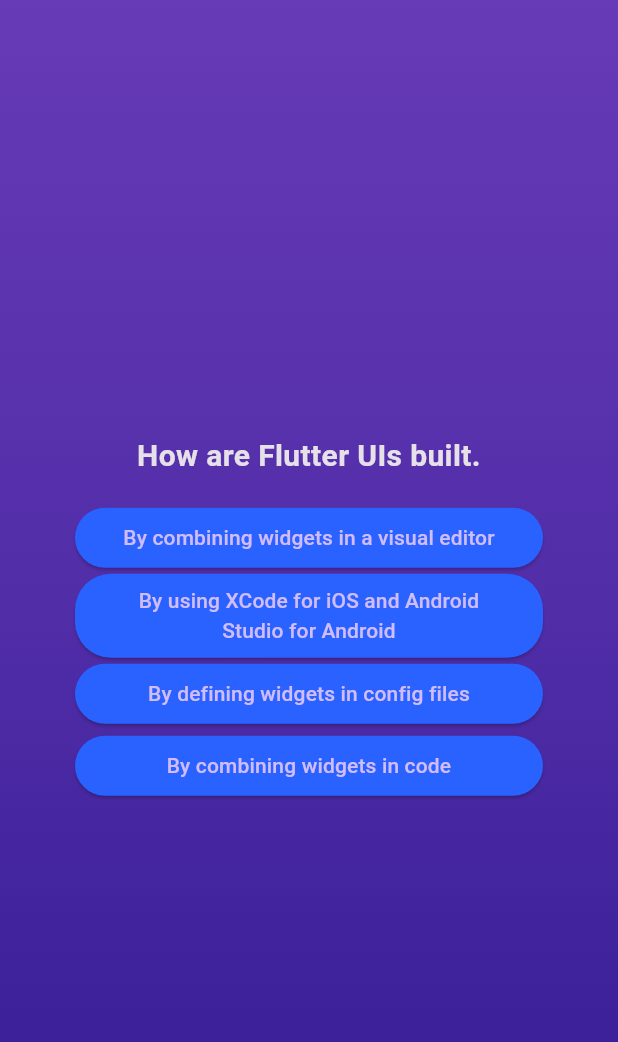
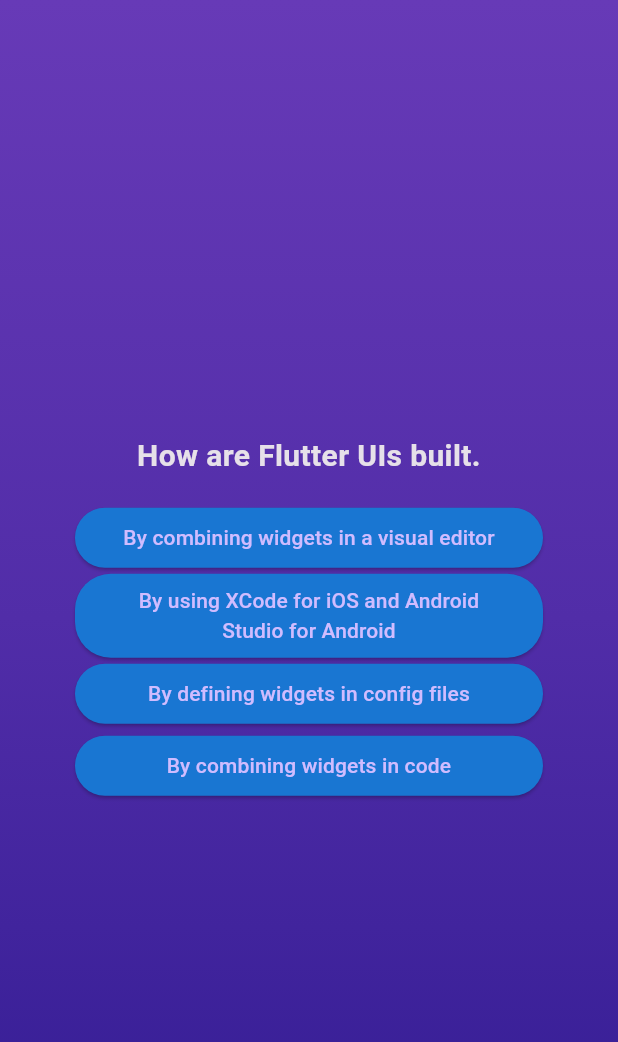
Before and after one commit to Eoic/simple-flutter-apps, a Flutter app: the screen it shows after launch, after a tap on "Start a quiz!", after a tap on "Components", on a phone screen of 412 x 824 dp. Shown: the top 1042 px of the screen. Run offline on Flutter 3.47's test engine with Material 3 defaults, Android fonts, the phone set to English and light mode, and no system bars; our stand-ins replace google_fonts.

```diff
--- a/quiz/lib/components/answer_button.dart
+++ b/quiz/lib/components/answer_button.dart
@@ -15,7 +15,7 @@ class AnswerButton extends StatelessWidget {
     return ElevatedButton(
       onPressed: onTap,
       style: ElevatedButton.styleFrom(
-        backgroundColor: Colors.blueAccent.shade700,
+        backgroundColor: Colors.blue.shade700,
         padding: const EdgeInsets.symmetric(
           horizontal: 32.0,
           vertical: 8.0,
--- a/quiz/lib/quiz.dart
+++ b/quiz/lib/quiz.dart
@@ -1,6 +1,8 @@
 import 'package:flutter/material.dart';
+import 'package:quiz/models/question.dart';
 import 'package:quiz/screens/questions_screen.dart';
 import 'package:quiz/screens/landing_screen.dart';
+import 'package:quiz/screens/results_screen.dart';
 
 class Quiz extends StatefulWidget {
   const Quiz({super.key});
@@ -13,11 +15,30 @@ class Quiz extends StatefulWidget {
 
 class _Quiz extends State<Quiz> {
   Widget? activeScreen;
+  List<Answer> selectedAnswers = [];
 
   void startQuiz() {
     setState(() {
-      activeScreen = const QuestionsScreen();
+      activeScreen = QuestionsScreen(chooseAnswer, endQuiz);
     });
+  }
+
+  void restartQuiz() {
+    setState(() {
+      selectedAnswers = [];
+      activeScreen = QuestionsScreen(chooseAnswer, endQuiz);
+    });
+  }
+
+  void endQuiz() {
+    setState(() {
+      activeScreen = ResultsScreen(selectedAnswers, restartQuiz);
+      selectedAnswers = [];
+    });
+  }
+
+  void chooseAnswer(Answer answer) {
+    selectedAnswers.add(answer);
   }
 
   @override
--- a/quiz/lib/screens/landing_screen.dart
+++ b/quiz/lib/screens/landing_screen.dart
@@ -1,9 +1,10 @@
 import 'package:flutter/material.dart';
+import 'package:google_fonts/google_fonts.dart';
 
 class LandingScreen extends StatelessWidget {
-  final void Function() startQuiz;
+  final void Function() onStartQuiz;
 
-  const LandingScreen(this.startQuiz, {super.key});
+  const LandingScreen(this.onStartQuiz, {super.key});
 
   @override
   Widget build(BuildContext context) {
@@ -22,7 +23,7 @@ class LandingScreen extends StatelessWidget {
             ),
             Text(
               'Learn Flutter the fun way!',
-              style: TextStyle(
+              style: GoogleFonts.robotoFlex(
                 fontSize: 20,
                 color: Colors.purple.shade100,
               ),
@@ -31,7 +32,7 @@ class LandingScreen extends StatelessWidget {
               height: 16,
             ),
             OutlinedButton.icon(
-              onPressed: () => startQuiz(),
+              onPressed: onStartQuiz,
               label: const Text('Start a quiz!'),
               icon: const Icon(Icons.arrow_right_rounded),
             ),
--- a/quiz/lib/screens/questions_screen.dart
+++ b/quiz/lib/screens/questions_screen.dart
@@ -1,11 +1,14 @@
-import 'dart:math';
-
+import '../models/question.dart';
 import 'package:flutter/material.dart';
 import 'package:quiz/data/questions.dart';
+import 'package:google_fonts/google_fonts.dart';
 import 'package:quiz/components/answer_button.dart';
 
 class QuestionsScreen extends StatefulWidget {
-  const QuestionsScreen({super.key});
+  final void Function(Answer answer) onSelectAnswer;
+  final void Function() onEndQuiz;
+
+  const QuestionsScreen(this.onSelectAnswer, this.onEndQuiz, {super.key});
 
   @override
   State<QuestionsScreen> createState() {
@@ -16,11 +19,12 @@ class QuestionsScreen extends StatefulWidget {
 class _QuestionsScreen extends State<QuestionsScreen> {
   var currentQuestionIndex = 0;
 
-  void nextQuestion() {
+  void answerQuestion(Answer answer) {
     if (currentQuestionIndex + 1 < questions.length) {
-      setState(() {
-        currentQuestionIndex += 1;
-      });
+      widget.onSelectAnswer(answer);
+      setState(() => currentQuestionIndex += 1);
+    } else {
+      widget.onEndQuiz();
     }
   }
 
@@ -38,9 +42,9 @@ class _QuestionsScreen extends State<QuestionsScreen> {
               Text(
                 questions[currentQuestionIndex].text,
                 textAlign: TextAlign.center,
-                style: TextStyle(
+                style: GoogleFonts.robotoFlex(
+                  fontSize: 20.0,
                   fontWeight: FontWeight.bold,
-                  fontSize: 20.0
                 ),
               ),
               const SizedBox(
@@ -48,8 +52,8 @@ class _QuestionsScreen extends State<QuestionsScreen> {
               ),
               ...questions[currentQuestionIndex]
                   .getShuffledAnswers()
-                  .map((question) => AnswerButton(text: question.text, onTap: nextQuestion))
-                  .toList()
+                  .map((answer) => AnswerButton(text: answer.text, onTap: () => answerQuestion(answer)))
+                  .toList(),
             ],
           ),
         ),
```
Also changed, not shown: quiz/lib/components/answers_summary.dart (added, +48 -0 lines), quiz/lib/models/answer_summary.dart (added, +7 -0 lines), quiz/lib/screens/results_screen.dart (added, +77 -0 lines).
